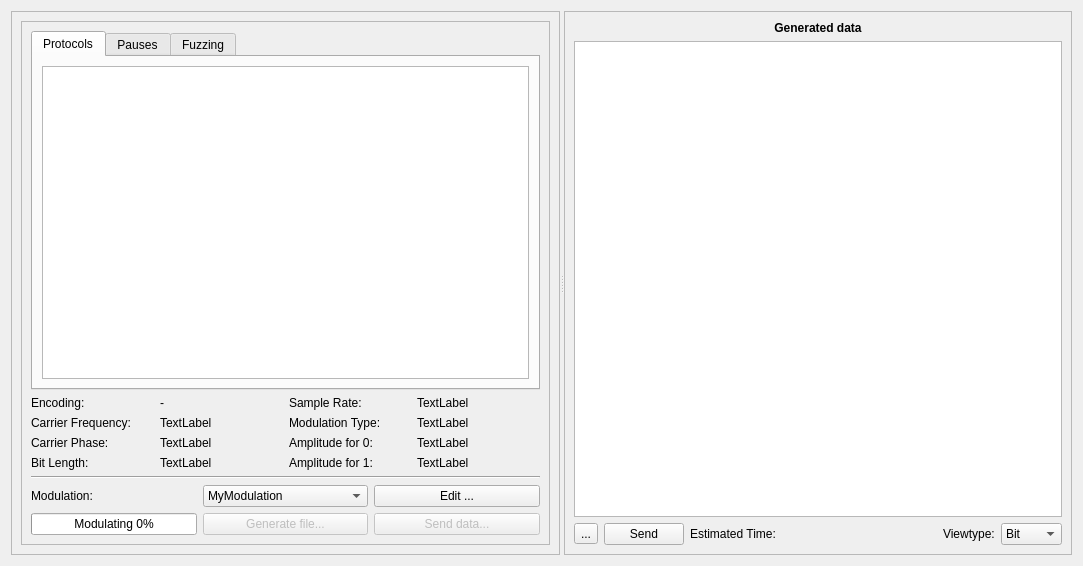
This is ui/generator.ui in jopohl/urh as Qt 5 draws it before an edit. The edited form follows.
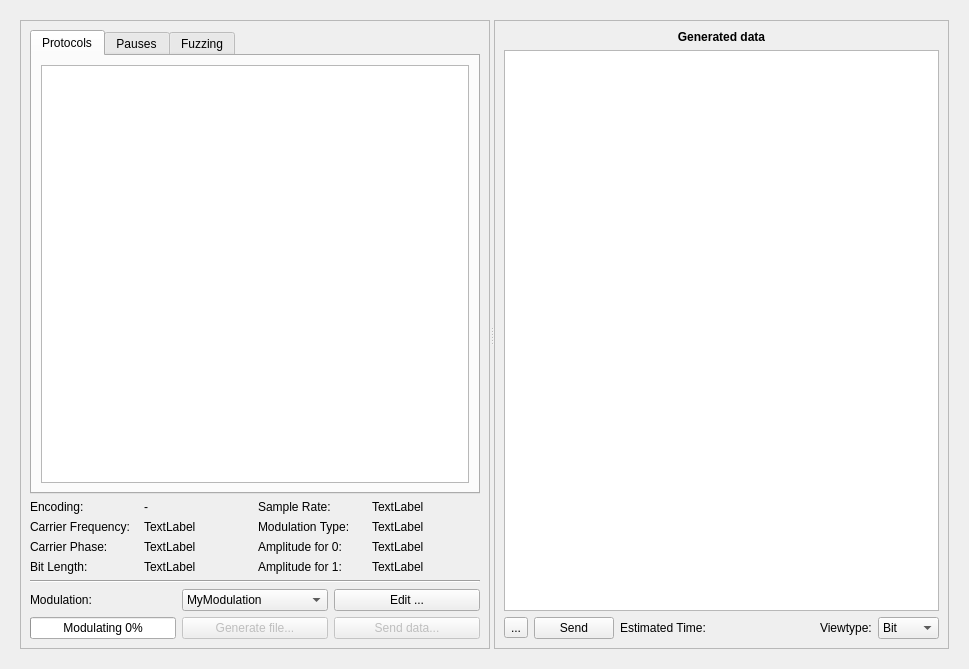
This is the edited form. Icons and pictures are not drawn. Custom widgets are drawn as their Qt base class.

```diff
--- a/ui/generator.ui
+++ b/ui/generator.ui
@@ -6,8 +6,8 @@
    <rect>
     <x>0</x>
     <y>0</y>
-    <width>1083</width>
-    <height>566</height>
+    <width>969</width>
+    <height>669</height>
    </rect>
   </property>
   <property name="windowTitle">
@@ -15,20 +15,13 @@
   </property>
   <layout class="QVBoxLayout" name="verticalLayout_2">
    <item>
-    <widget class="QSplitter" name="splitter">
-     <property name="orientation">
-      <enum>Qt::Horizontal</enum>
-     </property>
-     <widget class="QFrame" name="frame_2">
-      <property name="frameShape">
-       <enum>QFrame::StyledPanel</enum>
-      </property>
-      <property name="frameShadow">
-       <enum>QFrame::Raised</enum>
-      </property>
-      <layout class="QVBoxLayout" name="verticalLayout">
-       <item>
         <widget class="QScrollArea" name="scrollArea">
+     <property name="frameShape">
+      <enum>QFrame::NoFrame</enum>
+     </property>
+     <property name="frameShadow">
+      <enum>QFrame::Plain</enum>
+     </property>
          <property name="widgetResizable">
           <bool>true</bool>
          </property>
@@ -37,12 +30,25 @@
            <rect>
             <x>0</x>
             <y>0</y>
-            <width>512</width>
-            <height>530</height>
+        <width>951</width>
+        <height>651</height>
            </rect>
           </property>
           <layout class="QVBoxLayout" name="verticalLayout_3">
            <item>
+        <widget class="QSplitter" name="splitter">
+         <property name="orientation">
+          <enum>Qt::Horizontal</enum>
+         </property>
+         <widget class="QFrame" name="frame_2">
+          <property name="frameShape">
+           <enum>QFrame::StyledPanel</enum>
+          </property>
+          <property name="frameShadow">
+           <enum>QFrame::Raised</enum>
+          </property>
+          <layout class="QVBoxLayout" name="verticalLayout">
+           <item>
             <widget class="QTabWidget" name="tabWidget">
              <property name="sizePolicy">
               <sizepolicy hsizetype="Expanding" vsizetype="Expanding">
@@ -382,10 +388,6 @@
            </item>
           </layout>
          </widget>
-        </widget>
-       </item>
-      </layout>
-     </widget>
      <widget class="QFrame" name="frame">
       <property name="frameShape">
        <enum>QFrame::StyledPanel</enum>
@@ -541,6 +543,10 @@
       <zorder>btnSave</zorder>
       <zorder>horizontalSpacer_3</zorder>
       <zorder>btnNetworkSDRSend</zorder>
+         </widget>
+        </widget>
+       </item>
+      </layout>
      </widget>
     </widget>
    </item>
```
Left out of the diff: 3 changed lines with no effect on the pictures. Lines whose indentation alone changed are shown as unchanged.
